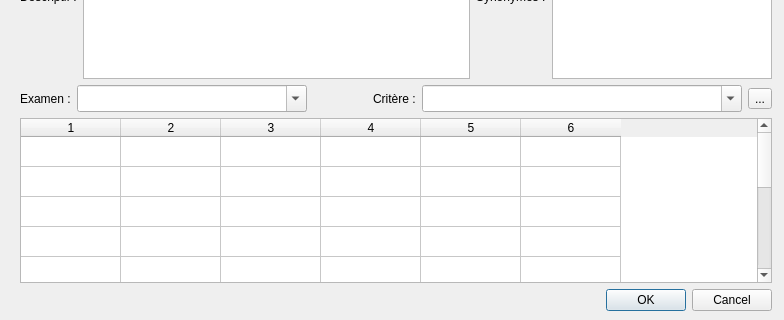
First picture: the form in VetGUI/Form_pathologie.ui, repository openvet/openvet, before the edit; both pictures show x 0 to 784 and y 260 to 580 of the 784 by 580 pixel window.
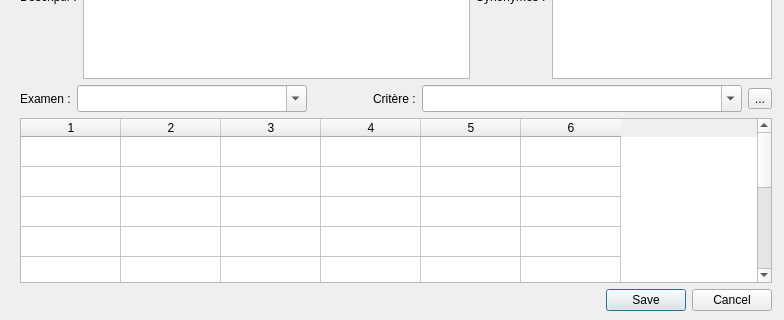
Second picture: the form after the edit. Icons and pictures are not drawn. Custom widgets are drawn as their Qt base class.

Diff of the .ui file:
```diff
--- a/VetGUI/Form_pathologie.ui
+++ b/VetGUI/Form_pathologie.ui
@@ -356,7 +356,7 @@
        <enum>Qt::Horizontal</enum>
       </property>
       <property name="standardButtons">
-       <set>QDialogButtonBox::Cancel|QDialogButtonBox::Ok</set>
+       <set>QDialogButtonBox::Cancel|QDialogButtonBox::Save</set>
       </property>
      </widget>
     </item>
```
